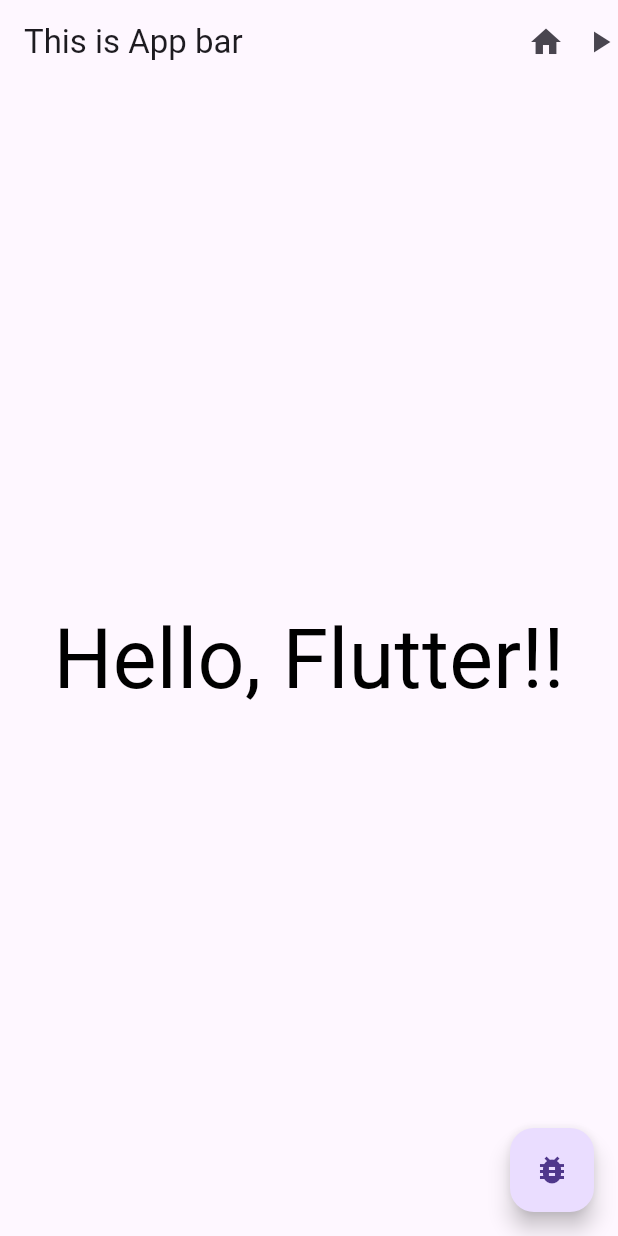
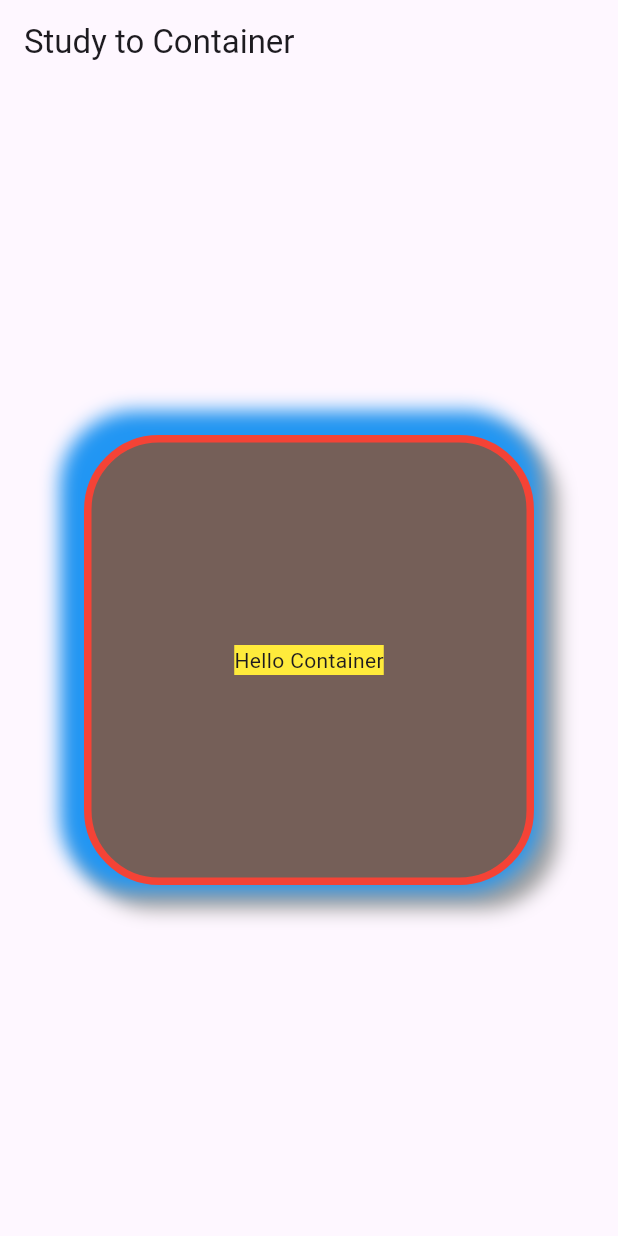
Before and after one commit to freechird2/flutter_practice, a Flutter app: the screen it shows after launch, on a phone screen of 412 x 824 dp. Run offline on Flutter 3.47's test engine with Material 3 defaults, Android fonts, the phone set to English and light mode, and no system bars.

Commit message:
Part2-ch01

```diff
--- a/flutter_example/lib/main.dart
+++ b/flutter_example/lib/main.dart
@@ -5,38 +5,50 @@ void main() {
     MaterialApp(
       home: Scaffold(
         appBar: AppBar(
-          actions: [
-            IconButton(icon: Icon(Icons.home), onPressed: () {
-              print('Tab!');
-            },),
-            Icon(Icons.play_arrow)
-          ],
-          centerTitle: false,
-          title: Text('This is App bar')
+          title: Text('Study to Container')
         ),
-        body: TestWidget(),
-        floatingActionButton: FloatingActionButton(
-          child: Icon(Icons.bug_report),
-          onPressed: () {
-            print('Tab! Bug!');
-          },
-        ),
+        body: CumstomContainer()
       )
     )
   );
 }
 
-class TestWidget extends StatelessWidget {
-  const TestWidget({super.key});
+class CumstomContainer extends StatelessWidget {
+  const CumstomContainer({super.key});
 
   @override
   Widget build(BuildContext context) {
-    return SafeArea(
-      child: Center(
-        child: Text(
-          'Hello, Flutter!!',
-          style: TextStyle(fontSize: 55, color: Colors.black),
+    return Center(
+      child: Container(
+        width: 300,
+        height: 300,
+        padding: EdgeInsets.fromLTRB(10, 12, 10, 12),
+        // margin: EdgeInsets.symmetric(vertical: 12, horizontal: 10),
+        decoration: BoxDecoration(
+          color: Color(0xFF755F58),
+          border: Border.all(color: Colors.red, width: 5, style: BorderStyle.solid),
+          borderRadius: BorderRadius.circular(50),
+          boxShadow: [
+            BoxShadow(
+              color: Colors.grey,
+              offset: Offset(6, 6),
+              blurRadius: 10,
+              spreadRadius: 10
+            ),
+            BoxShadow(
+                color: Colors.blue,
+                offset: Offset(-6, -6),
+                blurRadius: 10,
+                spreadRadius: 10
+            ),
+          ]
         ),
+        child: Center(
+            child: Container(
+                color: Colors.yellow,
+                child: Text('Hello Container')
+            )
+        )
       ),
     );
   }
```
